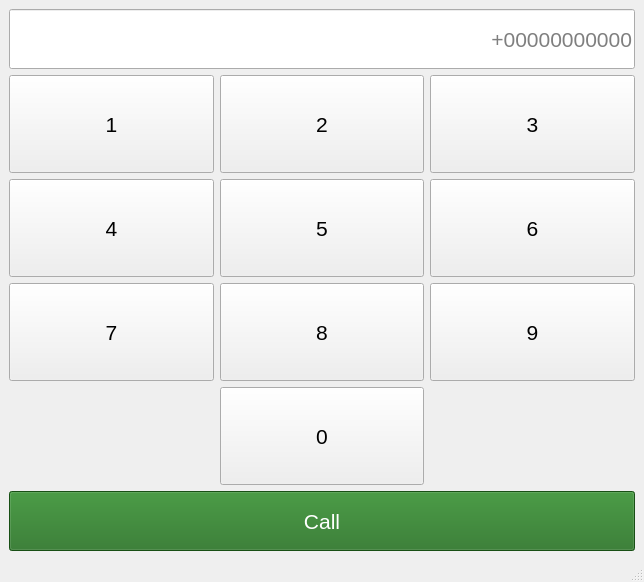
Old version of the form Notes/Note1_CLion/caller.ui in the repository M1SH4-cmd/Module37.
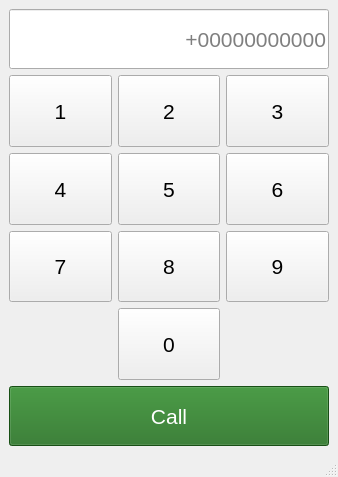
New version of the form.

```diff
--- a/Notes/Note1_CLion/caller.ui
+++ b/Notes/Note1_CLion/caller.ui
@@ -6,8 +6,8 @@
    <rect>
     <x>0</x>
     <y>0</y>
-    <width>644</width>
-    <height>582</height>
+    <width>338</width>
+    <height>477</height>
    </rect>
   </property>
   <property name="windowTitle">
```
Left out of the diff: 80 changed lines with no effect on the pictures.
